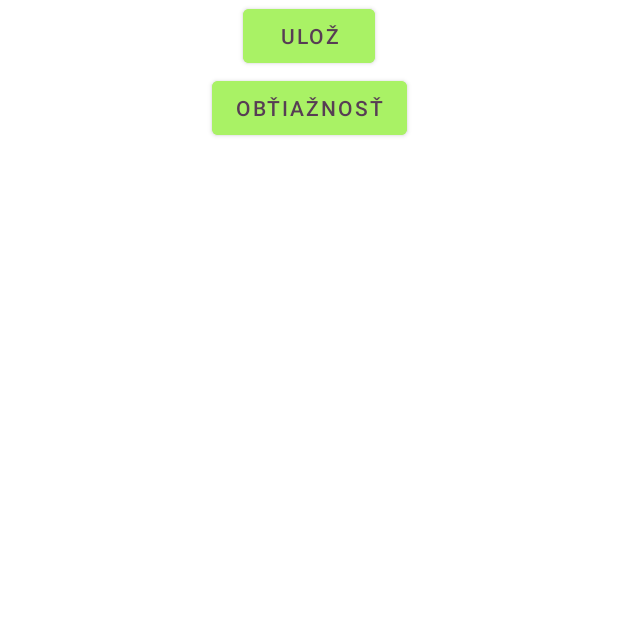
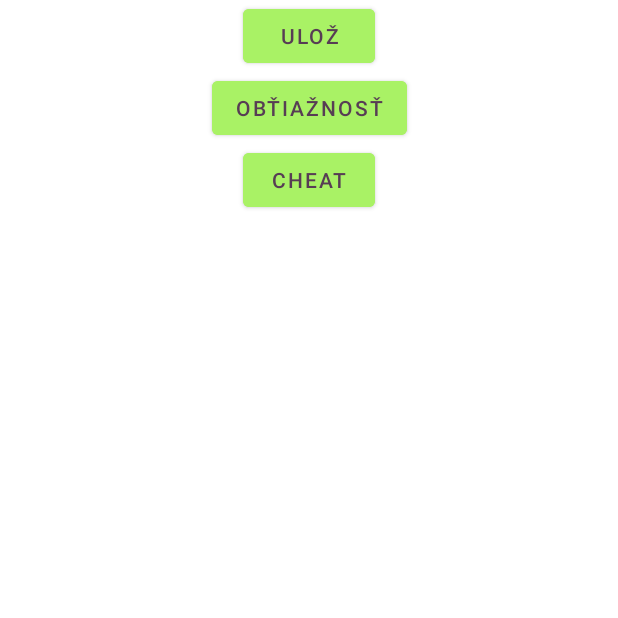
Before and after one commit to barb-b/Dobyvatel, an Android app: the fragment Settings shown on its own in the app's theme, on a phone screen of 412 x 824 dp, the top half of it. Run offline under Robolectric (Android 15) with nearby library versions, the phone set to English and light mode, and no system bars.

Commit message:
Dokoncenie aplikacie

```diff
--- a/app/src/main/AndroidManifest.xml
+++ b/app/src/main/AndroidManifest.xml
@@ -9,7 +9,7 @@
         android:allowBackup="true"
         android:dataExtractionRules="@xml/data_extraction_rules"
         android:fullBackupContent="@xml/backup_rules"
-        android:icon="@mipmap/ic_launcher"
+        android:icon="@drawable/logo"
         android:label="@string/app_name"
         android:roundIcon="@mipmap/ic_launcher_round"
         android:supportsRtl="true"
@@ -17,7 +17,7 @@
         tools:targetApi="31">
         <activity
             android:name=".WelcomeAlien"
-            android:screenOrientation="fullSensor"
+            android:screenOrientation="portrait"
             android:exported="false">
             <meta-data
                 android:name="android.app.lib_name"
--- a/app/src/main/java/com/example/dobyvatel/ImageGame.kt
+++ b/app/src/main/java/com/example/dobyvatel/ImageGame.kt
@@ -69,11 +69,11 @@ class ImageGame : AppCompatActivity() {
         timerGame = object : CountDownTimer(30000, 1000) {
 
             // Callback function, fired on regular interval
-            override fun onTick(millisUntilFinished: Long) {
-//                binding.countdown.setText("Zostávajúci čas: " + millisUntilFinished / 1000)
+            override fun onTick(millisUntilFinished: Long) {//                binding.countdown.setText("Zostávajúci čas: " + millisUntilFinished / 1000)
 
 //                ObjectAnimator.ofInt(binding.progressBar2,"progress", (millisUntilFinished / 1000).toInt())
 //                    .start()
+
                 progressBarTimeScore(millisUntilFinished)
             }
             //koniec casu: End game
--- a/app/src/main/java/com/example/dobyvatel/LevelsPage.kt
+++ b/app/src/main/java/com/example/dobyvatel/LevelsPage.kt
@@ -17,6 +17,8 @@ class LevelsPage : AppCompatActivity() {
         binding = ActivityLevelsPageBinding.inflate(layoutInflater)
         setContentView(binding.root)
 
+        binding.milkyway.animate().rotationBy(100F).setDuration(2000)
+
 
         binding.milkyway.setOnClickListener{
 
--- a/app/src/main/res/layout/fragment_settings.xml
+++ b/app/src/main/res/layout/fragment_settings.xml
@@ -46,6 +46,17 @@
             app:layout_constraintStart_toStartOf="parent"
             app:layout_constraintTop_toBottomOf="@+id/difficultyButton" />
 
+        <Button
+            android:id="@+id/debug"
+            android:layout_width="wrap_content"
+            android:layout_height="wrap_content"
+            android:backgroundTint="@color/neon_green"
+            android:text="cheat"
+            android:textColor="@color/button_colortext"
+            app:layout_constraintEnd_toEndOf="parent"
+            app:layout_constraintStart_toStartOf="parent"
+            app:layout_constraintTop_toBottomOf="@+id/difficultyButton" />
+
 
     </androidx.constraintlayout.widget.ConstraintLayout>
 
```
Also changed, not shown: app/src/main/java/com/example/dobyvatel/DecisionPage.kt (+6 -6 lines).
